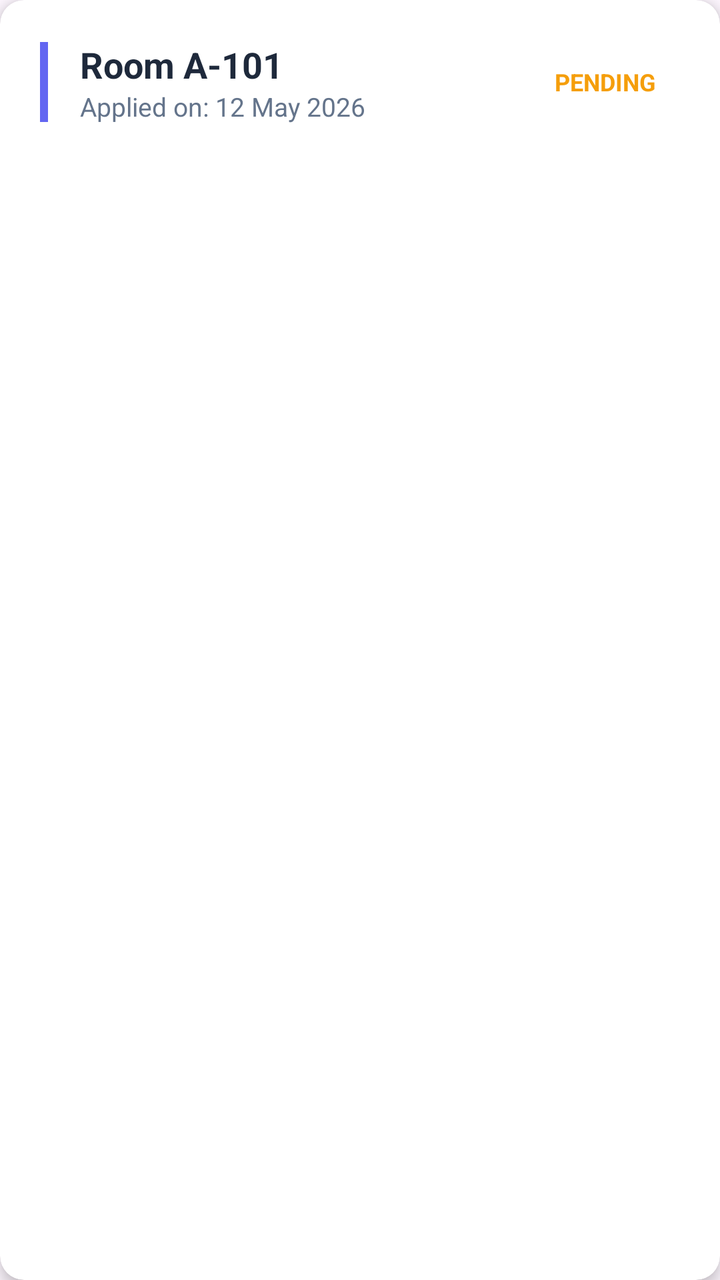
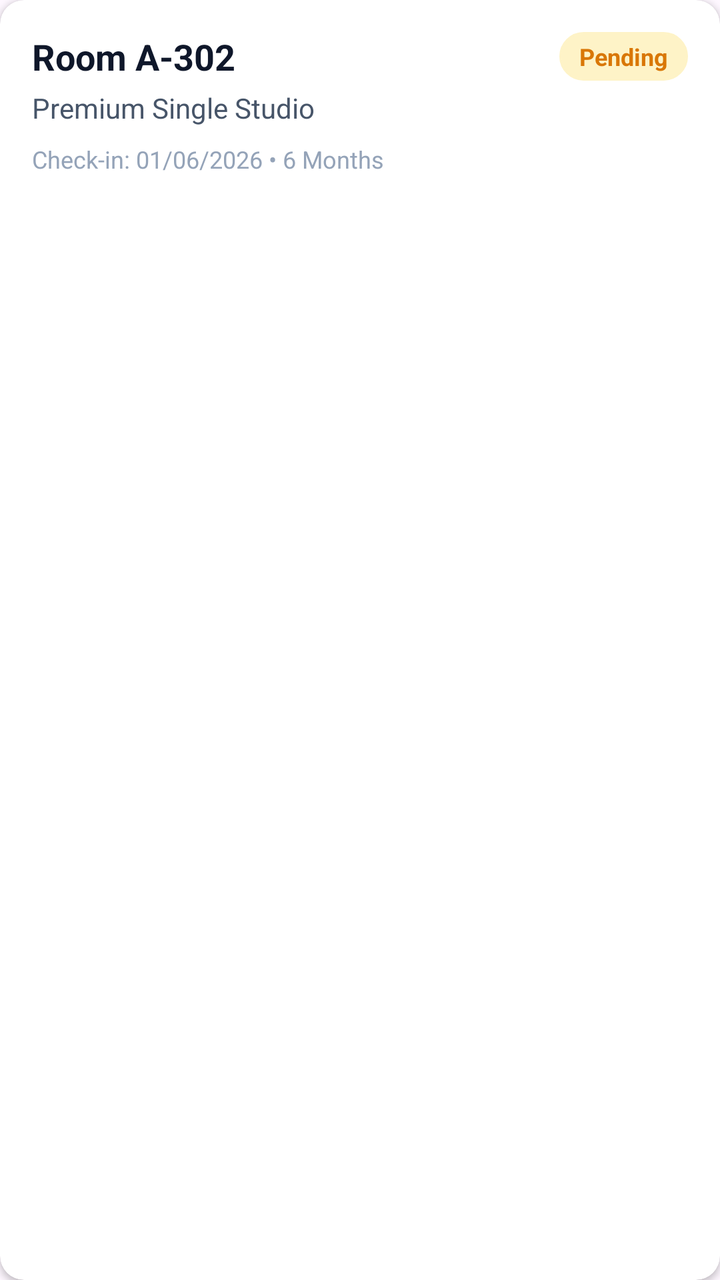

The first picture is an Android layout as it rendered before a commit; the second is the same layout after the commit. The layout source and the unified diff follow.
<!-- AndroidManifest.xml: application theme Theme.UTMSPACE_HostelBookingSystem -->
<!-- res/layout/item_booking_card.xml -->
<?xml version="1.0" encoding="utf-8"?>
<androidx.cardview.widget.CardView xmlns:android="http://schemas.android.com/apk/res/android"
    xmlns:app="http://schemas.android.com/apk/res-auto"
    android:layout_width="match_parent"
    android:layout_height="wrap_content"
    android:layout_marginVertical="8dp"
    app:cardCornerRadius="12dp"
    app:cardElevation="4dp">

    <LinearLayout
        android:layout_width="match_parent"
        android:layout_height="wrap_content"
        android:orientation="horizontal"
        android:padding="20dp"
        android:gravity="center_vertical">

        
        <View
            android:id="@+id/statusIndicator"
            android:layout_width="4dp"
            android:layout_height="40dp"
            android:background="#6366F1" />

        
        <LinearLayout
            android:layout_width="0dp"
            android:layout_height="wrap_content"
            android:layout_weight="1"
            android:layout_marginStart="16dp"
            android:orientation="vertical">

            <TextView
                android:id="@+id/tvBookingRoomNumber"
                android:layout_width="wrap_content"
                android:layout_height="wrap_content"
                android:text="Room A-101"
                android:textColor="#1E293B"
                android:textSize="18sp"
                android:textStyle="bold" />

            <TextView
                android:id="@+id/tvBookingDate"
                android:layout_width="wrap_content"
                android:layout_height="wrap_content"
                android:text="Applied on: 12 May 2026"
                android:textColor="#64748B"
                android:textSize="13sp" />
        </LinearLayout>

        
        <TextView
            android:id="@+id/tvBookingStatus"
            android:layout_width="wrap_content"
            android:layout_height="wrap_content"
            android:background="@android:color/transparent"
            android:paddingHorizontal="12dp"
            android:paddingVertical="6dp"
            android:text="PENDING"
            android:textColor="#F59E0B"
            android:textSize="12sp"
            android:textStyle="bold" />

    </LinearLayout>
</androidx.cardview.widget.CardView>
<!-- resources referenced by this layout -->
<resources>
  <style name="Theme.UTMSPACE_HostelBookingSystem" parent="Base.Theme.UTMSPACE_HostelBookingSystem" />
  <style name="Base.Theme.UTMSPACE_HostelBookingSystem" parent="Theme.Material3.DayNight.NoActionBar">
          
          
      </style>
</resources>

<!-- the commit's change to res/layout/item_booking_card.xml (unified diff, before → after) -->
@@ -3,62 +3,63 @@
     xmlns:app="http://schemas.android.com/apk/res-auto"
     android:layout_width="match_parent"
     android:layout_height="wrap_content"
+    android:layout_marginHorizontal="4dp"
     android:layout_marginVertical="8dp"
     app:cardCornerRadius="12dp"
-    app:cardElevation="4dp">
+    app:cardElevation="2dp"
+    app:cardBackgroundColor="#FFFFFF">
 
     <LinearLayout
         android:layout_width="match_parent"
         android:layout_height="wrap_content"
-        android:orientation="horizontal"
-        android:padding="20dp"
-        android:gravity="center_vertical">
+        android:orientation="vertical"
+        android:padding="16dp">
 
-        
-        <View
-            android:id="@+id/statusIndicator"
-            android:layout_width="4dp"
-            android:layout_height="40dp"
-            android:background="#6366F1" />
-
-        
-        <LinearLayout
-            android:layout_width="0dp"
-            android:layout_height="wrap_content"
-            android:layout_weight="1"
-            android:layout_marginStart="16dp"
-            android:orientation="vertical">
+        <RelativeLayout
+            android:layout_width="match_parent"
+            android:layout_height="wrap_content">
 
             <TextView
-                android:id="@+id/tvBookingRoomNumber"
+                android:id="@+id/tvRoomId"
                 android:layout_width="wrap_content"
                 android:layout_height="wrap_content"
-                android:text="Room A-101"
-                android:textColor="#1E293B"
+                android:text="Room A-302"
+                android:textColor="#0F172A"
                 android:textSize="18sp"
                 android:textStyle="bold" />
 
+            
             <TextView
-                android:id="@+id/tvBookingDate"
+                android:id="@+id/tvStatus"
                 android:layout_width="wrap_content"
                 android:layout_height="wrap_content"
-                android:text="Applied on: 12 May 2026"
-                android:textColor="#64748B"
-                android:textSize="13sp" />
-        </LinearLayout>
+                android:layout_alignParentEnd="true"
+                android:background="@drawable/input_field_rounded"
+                android:backgroundTint="#FEF3C7"
+                android:paddingHorizontal="10dp"
+                android:paddingVertical="4dp"
+                android:text="Pending"
+                android:textColor="#D97706"
+                android:textSize="12sp"
+                android:textStyle="bold" />
+        </RelativeLayout>
 
-        
         <TextView
-            android:id="@+id/tvBookingStatus"
+            android:id="@+id/tvRoomType"
             android:layout_width="wrap_content"
             android:layout_height="wrap_content"
-            android:background="@android:color/transparent"
-            android:paddingHorizontal="12dp"
-            android:paddingVertical="6dp"
-            android:text="PENDING"
-            android:textColor="#F59E0B"
+            android:text="Premium Single Studio"
+            android:textColor="#475569"
+            android:textSize="14sp"
+            android:layout_marginTop="4dp"/>
+
+        <TextView
+            android:id="@+id/tvDetails"
+            android:layout_width="wrap_content"
+            android:layout_height="wrap_content"
+            android:text="Check-in: 01/06/2026 • 6 Months"
+            android:textColor="#94A3B8"
             android:textSize="12sp"
-            android:textStyle="bold" />
-
+            android:layout_marginTop="8dp"/>
     </LinearLayout>
 </androidx.cardview.widget.CardView>
<!-- resource entries referenced after the edit -->
@@ -1,5 +1,12 @@
 <!-- resources referenced by this layout -->
 <resources>
+  <!-- drawable input_field_rounded (drawable) -->
+  <?xml version="1.0" encoding="utf-8"?>
+  <shape xmlns:android="http://schemas.android.com/apk/res/android">
+      <solid android:color="#F1F5F9"/>
+      <corners android:radius="12dp"/>
+      <stroke android:width="1dp" android:color="#CBD5E1"/>
+  </shape>
   <style name="Theme.UTMSPACE_HostelBookingSystem" parent="Base.Theme.UTMSPACE_HostelBookingSystem" />
   <style name="Base.Theme.UTMSPACE_HostelBookingSystem" parent="Theme.Material3.DayNight.NoActionBar">
           
